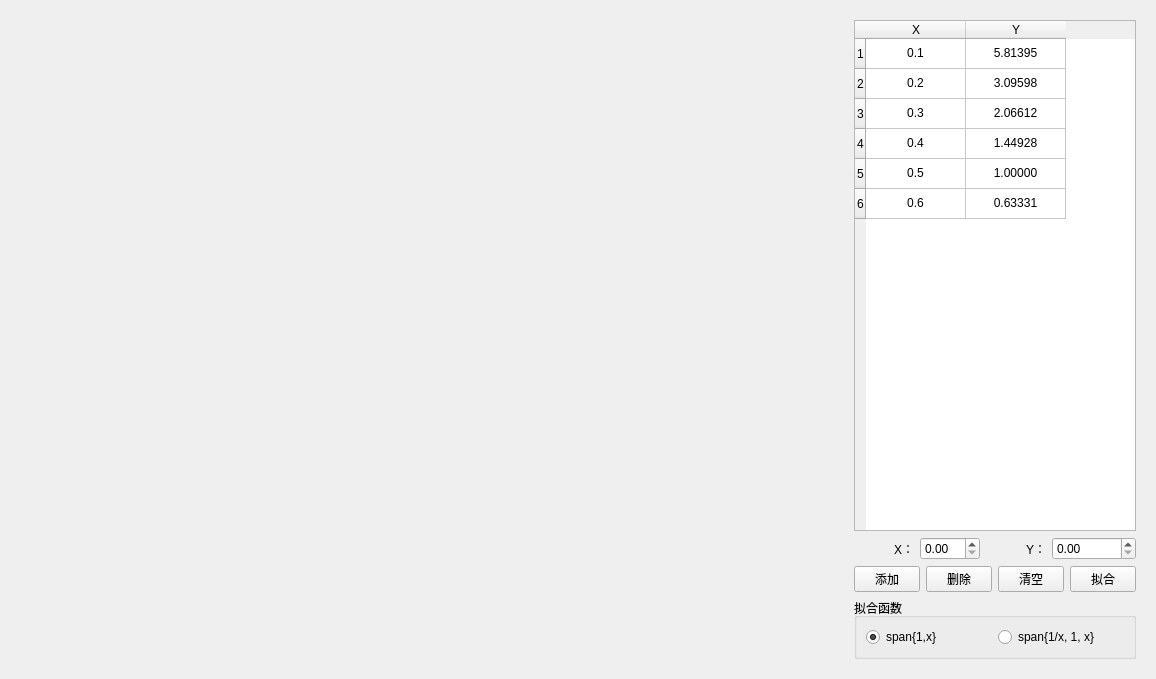
Above: energycalibrationform.ui from MrXiaomao/Cu_Activation before the change. Below: the same form after it.
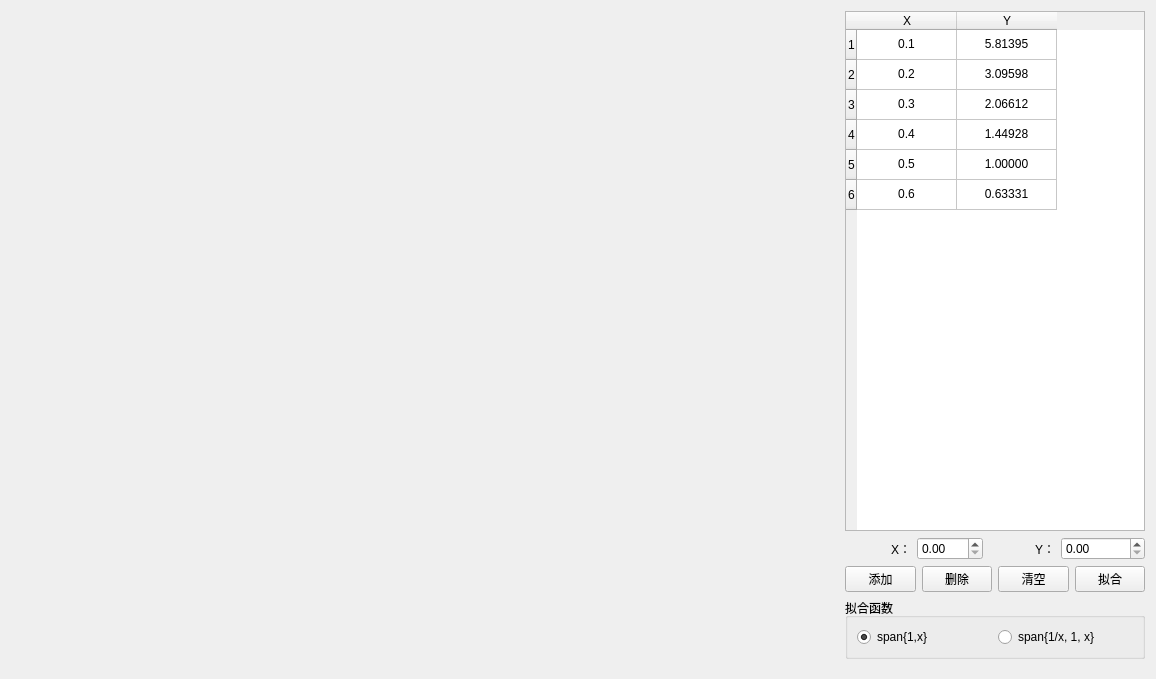
That is the form after the change.

```diff
--- a/energycalibrationform.ui
+++ b/energycalibrationform.ui
@@ -62,6 +62,15 @@
       </size>
      </property>
      <layout class="QVBoxLayout" name="verticalLayout">
+      <property name="leftMargin">
+       <number>0</number>
+      </property>
+      <property name="topMargin">
+       <number>0</number>
+      </property>
+      <property name="rightMargin">
+       <number>0</number>
+      </property>
       <item>
        <widget class="QTableWidget" name="tableWidget">
         <attribute name="verticalHeaderVisible">
```
